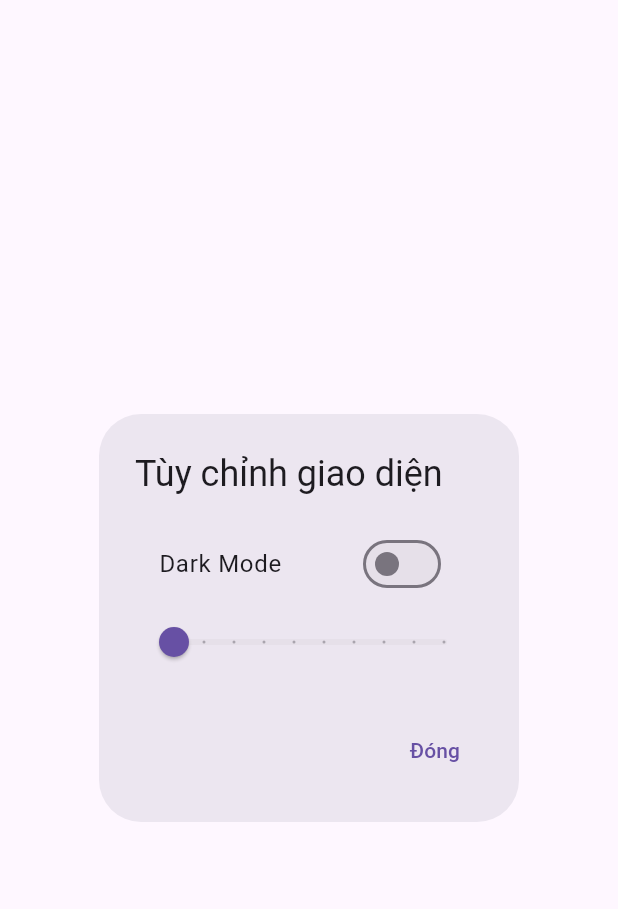
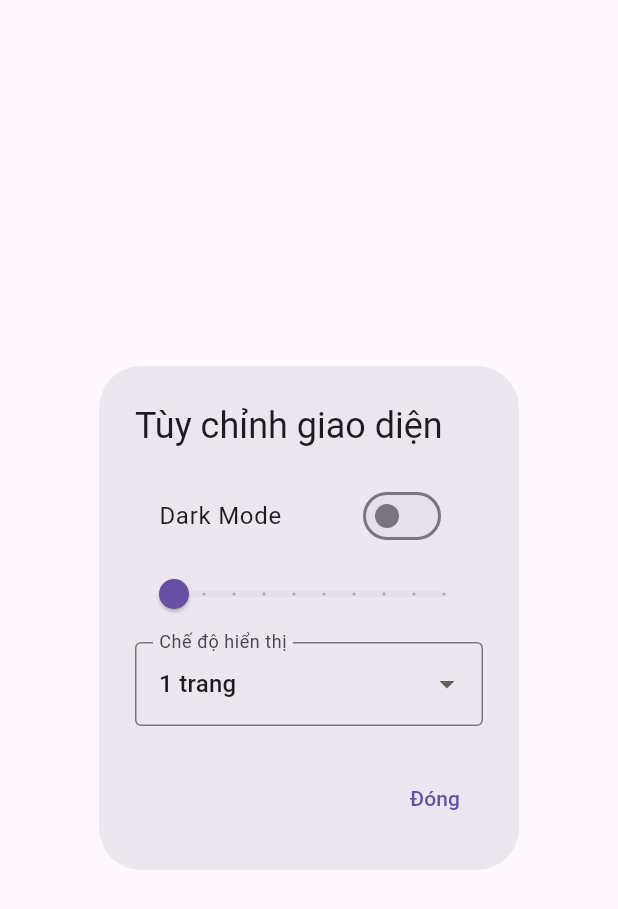
Before and after one commit to kieuanhdev/ebook-reader, a Flutter app: the ReaderSettingsDialog widget shown alone on an empty page, opened directly with empty values, on a phone screen of 412 x 824 dp. Shown: the top 909 px of the screen. Run offline on Flutter 3.47's test engine with Material 3 defaults, Android fonts, the phone set to English and light mode, and no system bars; our stand-ins replace equatable, file_picker, flutter_bloc, get_it, injectable, shared_preferences and 1 more; missing offline and left inert: epubx, syncfusion_flutter_pdfviewer, syncfusion_pdfviewer_platform_interface, webview_windows; accounts and stored records are empty.

Commit message:
feat(reader): add single/spread/scroll reading modes

```diff
--- a/lib/presentation/bloc/reader_state.dart
+++ b/lib/presentation/bloc/reader_state.dart
@@ -10,6 +10,7 @@ class ReaderState extends Equatable {
   final String? currentFilePath;
   final double fontSize;
   final bool isDarkMode;
+  final ReaderLayout layout;
   final int contentUpdateTimestamp;
 
   const ReaderState({
@@ -20,6 +21,7 @@ class ReaderState extends Equatable {
     this.currentFilePath,
     this.fontSize = 16.0,
     this.isDarkMode = false,
+    this.layout = ReaderLayout.single,
     this.contentUpdateTimestamp = 0,
   });
 
@@ -31,6 +33,7 @@ class ReaderState extends Equatable {
     String? currentFilePath,
     double? fontSize,
     bool? isDarkMode,
+    ReaderLayout? layout,
     int? contentUpdateTimestamp,
   }) {
     return ReaderState(
@@ -41,6 +44,7 @@ class ReaderState extends Equatable {
       currentFilePath: currentFilePath ?? this.currentFilePath,
       fontSize: fontSize ?? this.fontSize,
       isDarkMode: isDarkMode ?? this.isDarkMode,
+      layout: layout ?? this.layout,
       contentUpdateTimestamp:
           contentUpdateTimestamp ?? this.contentUpdateTimestamp,
     );
@@ -55,6 +59,7 @@ class ReaderState extends Equatable {
     currentFilePath,
     fontSize,
     isDarkMode,
+    layout,
     contentUpdateTimestamp,
   ];
 }
--- a/lib/presentation/screens/reader_screen.dart
+++ b/lib/presentation/screens/reader_screen.dart
@@ -4,6 +4,7 @@ import 'package:my_ebook_reader/injection.dart';
 import 'package:webview_windows/webview_windows.dart';
 
 import '../../core/html_helper.dart'; // Đảm bảo đường dẫn đúng
+import '../../core/reader_layout.dart';
 import '../bloc/reader_bloc.dart';
 import 'reader_drawer.dart';
 import 'reader_settings_dialog.dart';
@@ -103,6 +104,7 @@ class _EbookReaderViewState extends State<_EbookReaderView> {
         chapter: state.chapters[state.currentIndex],
         fontSize: state.fontSize,
         isDarkMode: state.isDarkMode,
+        layoutMode: readerLayoutToString(state.layout),
       );
     } else {
       html = HtmlHelper.generateWelcomeHtml(); // Hoặc HTML báo lỗi/loading
@@ -137,11 +139,15 @@ class _EbookReaderViewState extends State<_EbookReaderView> {
                   builder: (_) => ReaderSettingsDialog(
                     isDarkMode: state.isDarkMode,
                     fontSize: state.fontSize,
+                    layout: state.layout,
                     onSettingsChanged: (isDark, size) => bloc.add(
                       ReaderSettingsUpdateEvent(
                         isDarkMode: isDark,
                         fontSize: size,
                       ),
+                    ),
+                    onLayoutChanged: (layout) => bloc.add(
+                      ReaderSettingsUpdateEvent(layout: layout),
                     ),
                   ),
                 ),
--- a/lib/presentation/screens/reader_settings_dialog.dart
+++ b/lib/presentation/screens/reader_settings_dialog.dart
@@ -1,15 +1,20 @@
 import 'package:flutter/material.dart';
+import '../../core/reader_layout.dart';
 
 class ReaderSettingsDialog extends StatefulWidget {
   final bool isDarkMode;
   final double fontSize;
   final Function(bool isDark, double size) onSettingsChanged;
+  final ReaderLayout layout;
+  final Function(ReaderLayout layout) onLayoutChanged;
 
   const ReaderSettingsDialog({
     super.key,
     required this.isDarkMode,
     required this.fontSize,
     required this.onSettingsChanged,
+    required this.layout,
+    required this.onLayoutChanged,
   });
 
   @override
@@ -19,12 +24,14 @@ class ReaderSettingsDialog extends StatefulWidget {
 class _ReaderSettingsDialogState extends State<ReaderSettingsDialog> {
   late bool _isDark;
   late double _size;
+  late ReaderLayout _layout;
 
   @override
   void initState() {
     super.initState();
     _isDark = widget.isDarkMode;
     _size = widget.fontSize;
+    _layout = widget.layout;
   }
 
   @override
@@ -52,6 +59,33 @@ class _ReaderSettingsDialogState extends State<ReaderSettingsDialog> {
               widget.onSettingsChanged(_isDark, _size);
             },
           ),
+          const SizedBox(height: 8),
+          DropdownButtonFormField<ReaderLayout>(
+            value: _layout,
+            decoration: const InputDecoration(
+              labelText: "Chế độ hiển thị",
+              border: OutlineInputBorder(),
+            ),
+            items: const [
+              DropdownMenuItem(
+                value: ReaderLayout.single,
+                child: Text("1 trang"),
+              ),
+              DropdownMenuItem(
+                value: ReaderLayout.spread,
+                child: Text("2 trang"),
+              ),
+              DropdownMenuItem(
+                value: ReaderLayout.scroll,
+                child: Text("Cuộn"),
+              ),
+            ],
+            onChanged: (val) {
+              if (val == null) return;
+              setState(() => _layout = val);
+              widget.onLayoutChanged(_layout);
+            },
+          ),
         ],
       ),
       actions: [
```
Also changed, not shown: lib/core/html_helper.dart (+11 -1 lines), lib/core/reader_layout.dart (added, +24 -0 lines), lib/data/repositories/ebook_repository_impl.dart (+11 -3 lines), lib/domain/repositories/ebook_repository.dart (+7 -2 lines), lib/presentation/bloc/reader_bloc.dart (+13 -3 lines), lib/presentation/bloc/reader_event.dart (+7 -2 lines).
